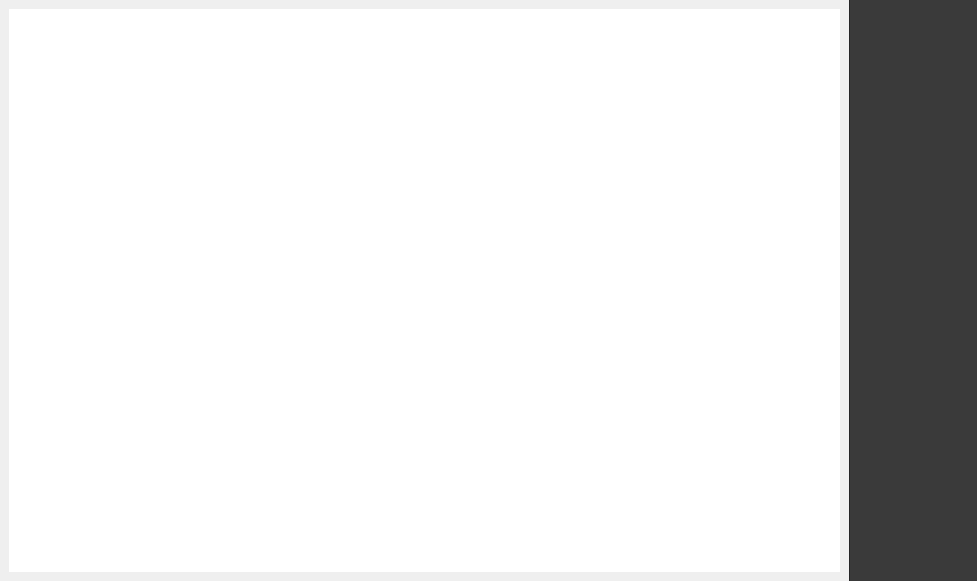
Before: the Qt Designer form ui/zenqt/nodeeditor/gv/zenographseditor.ui in legobadman/zeno, drawn with Qt 5.
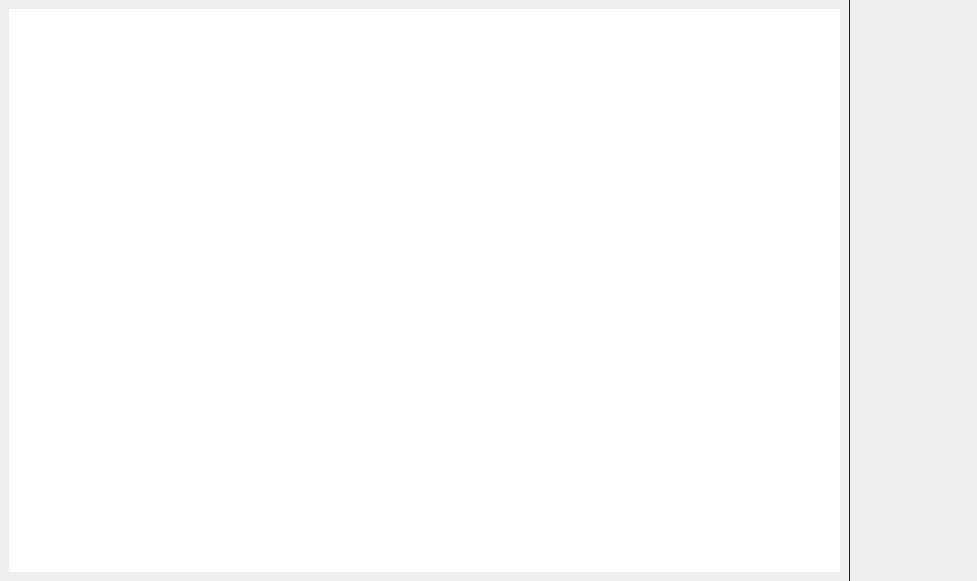
After: the same form once the commit is applied. The open tabs and pages were chosen to show the change. Custom widgets are drawn as their Qt base class.

Commit message: [ui] override background color of tabWidget, by inherit the QTabWidget and impl in paintEvent.

```diff
--- a/ui/zenqt/nodeeditor/gv/zenographseditor.ui
+++ b/ui/zenqt/nodeeditor/gv/zenographseditor.ui
@@ -353,77 +353,7 @@
           </property>
          </widget>
         </widget>
-        <widget class="QTabWidget" name="graphsViewTab">
-         <property name="palette">
-          <palette>
-           <active>
-            <colorrole role="Base">
-             <brush brushstyle="SolidPattern">
-              <color alpha="255">
-               <red>255</red>
-               <green>255</green>
-               <blue>255</blue>
-              </color>
-             </brush>
-            </colorrole>
-            <colorrole role="Window">
-             <brush brushstyle="SolidPattern">
-              <color alpha="255">
-               <red>58</red>
-               <green>58</green>
-               <blue>58</blue>
-              </color>
-             </brush>
-            </colorrole>
-           </active>
-           <inactive>
-            <colorrole role="Base">
-             <brush brushstyle="SolidPattern">
-              <color alpha="255">
-               <red>255</red>
-               <green>255</green>
-               <blue>255</blue>
-              </color>
-             </brush>
-            </colorrole>
-            <colorrole role="Window">
-             <brush brushstyle="SolidPattern">
-              <color alpha="255">
-               <red>58</red>
-               <green>58</green>
-               <blue>58</blue>
-              </color>
-             </brush>
-            </colorrole>
-           </inactive>
-           <disabled>
-            <colorrole role="Base">
-             <brush brushstyle="SolidPattern">
-              <color alpha="255">
-               <red>58</red>
-               <green>58</green>
-               <blue>58</blue>
-              </color>
-             </brush>
-            </colorrole>
-            <colorrole role="Window">
-             <brush brushstyle="SolidPattern">
-              <color alpha="255">
-               <red>58</red>
-               <green>58</green>
-               <blue>58</blue>
-              </color>
-             </brush>
-            </colorrole>
-           </disabled>
-          </palette>
-         </property>
-         <property name="autoFillBackground">
-          <bool>true</bool>
-         </property>
-         <property name="styleSheet">
-          <string notr="true"/>
-         </property>
+        <widget class="NodeEditorTabWidget" name="graphsViewTab">
          <property name="documentMode">
           <bool>true</bool>
          </property>
@@ -454,6 +384,12 @@
    <header>nodeeditor/gv/zenowelcomepage.h</header>
    <container>1</container>
   </customwidget>
+  <customwidget>
+   <class>NodeEditorTabWidget</class>
+   <extends>QTabWidget</extends>
+   <header>layout/nodeedittabwidget.h</header>
+   <container>1</container>
+  </customwidget>
  </customwidgets>
  <resources/>
  <connections/>
```
Left out of the diff: 4 changed lines with no effect on the pictures. The commit also changes 5 other files.
